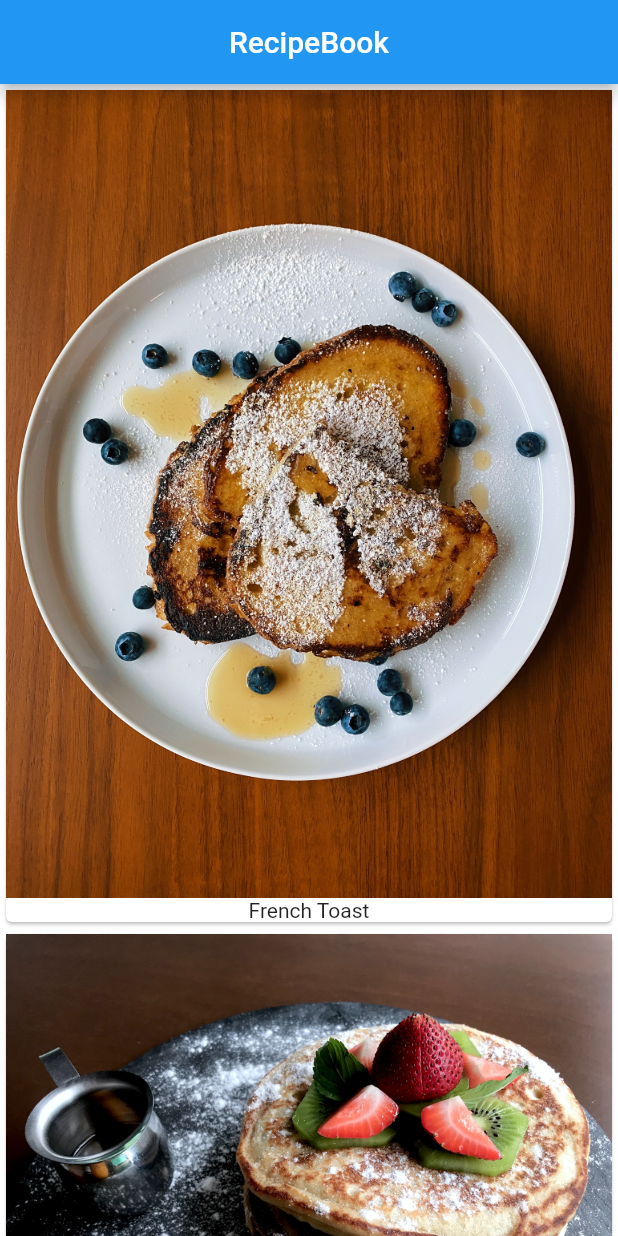
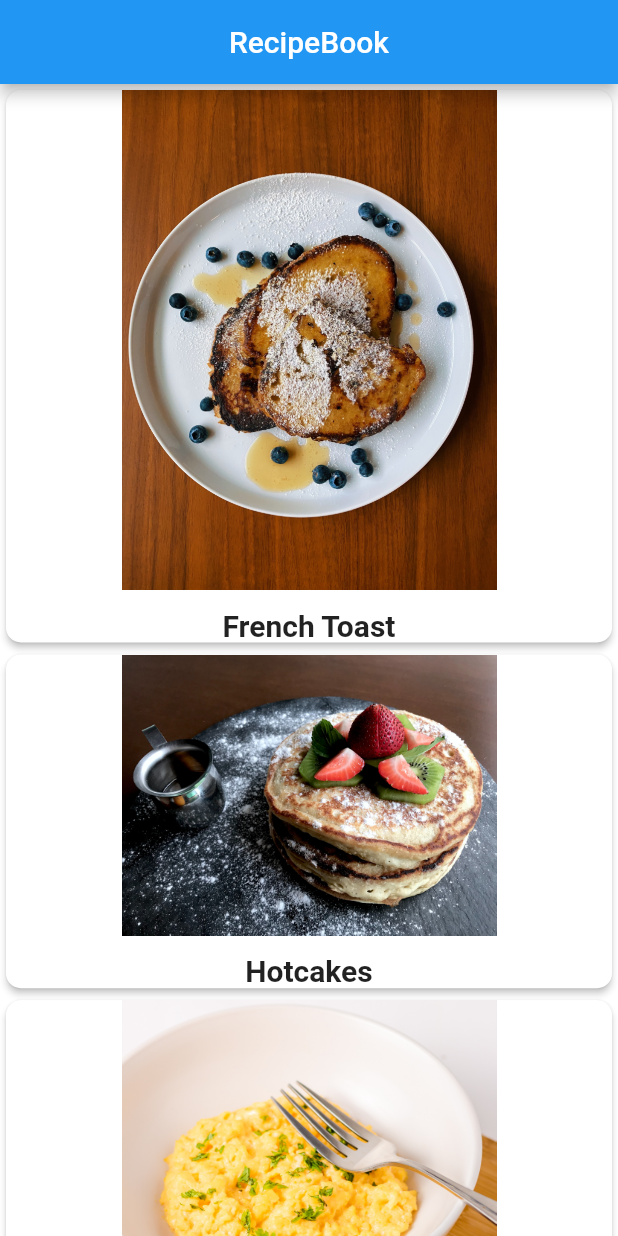
Before and after one commit to jsu-on-the-web/recipebook, a Flutter app: the screen it shows after launch, on a phone screen of 412 x 824 dp. Run offline on Flutter 3.47's test engine with Material 2 defaults, Android fonts, the phone set to English and light mode, and no system bars; Roboto replaces fonts that are missing (Roboto Sans).

Commit message:
Improving the appearance of the cards a little

```diff
--- a/lib/main.dart
+++ b/lib/main.dart
@@ -54,10 +54,22 @@ class _MyHomePageState extends State<MyHomePage> {
 
   Widget buildRecipeCard(Recipe recipe) {
     return Card(
+      elevation: 2.0,
+      shape: RoundedRectangleBorder(borderRadius: BorderRadius.circular(10.0)),
       child: Column(
         children: <Widget>[
-          Image(image: AssetImage(recipe.imgUrl)),
-          Text(recipe.label),
+          Image(image: AssetImage(recipe.imgUrl), width: 250.0),
+          const SizedBox(
+            height: 12.0,
+          ),
+          Text(
+            recipe.label,
+            style: const TextStyle(
+              fontSize: 20.0,
+              fontWeight: FontWeight.bold,
+              fontFamily: 'Roboto Sans',
+            ),
+          ),
         ],
       ),
     );
```
